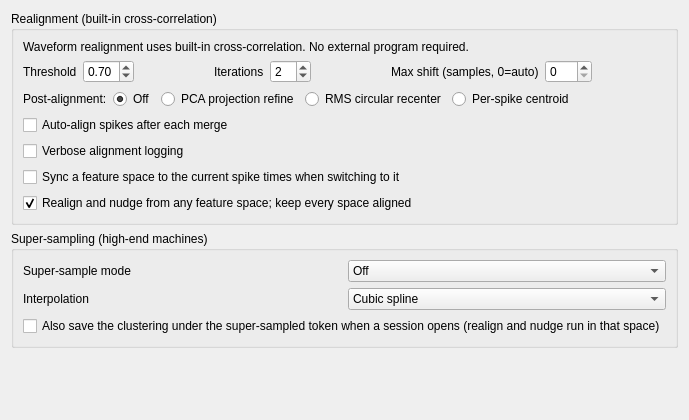
Qt form src/klusters/src/prefrealignmentlayout.ui (Gravios/neurosuite-3) before a commit.
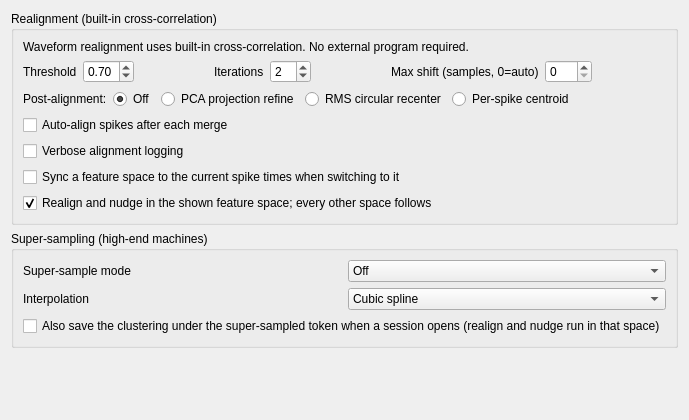
The same form after that commit.

Commit message: Klusters: realign and nudge run in the shown feature space; the .clu's own space follows (realign-in-shown-space, step 2 of 3)

What changed in the file:
```diff
--- a/src/klusters/src/prefrealignmentlayout.ui
+++ b/src/klusters/src/prefrealignmentlayout.ui
@@ -254,7 +254,7 @@
           <item row="6" column="0">
            <widget class="QCheckBox" name="realignFromAnySpaceCheckBox">
             <property name="text">
-             <string>Realign and nudge from any feature space; keep every space aligned</string>
+             <string>Realign and nudge in the shown feature space; every other space follows</string>
             </property>
             <property name="toolTip">
              <string>Realign, Align All and nudge work while another method's space is shown: they run in the .clu's own space and return to the shown one.  After each of them every other space follows the moved spikes: each moved spike is re-extracted from the .fil into every other waveform file (in that space's own domain) and re-projected into every space's features, so all spaces stay at the same spike times.  The results are working copies, saved with Save.  On by default; when on, every realign or nudge also reads the .fil for the moved spikes and rewrites them in each space.  When off, realign and nudge are only available in the .clu's own space and the other spaces keep their old spike times until synced.</string>
```
Left out of the diff: 2 changed lines with no effect on the pictures. The commit also changes 17 other files.
